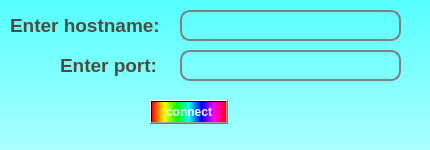
First picture: the form in src/resources/UI/enter.ui, repository abbeswrld/web, before the edit.
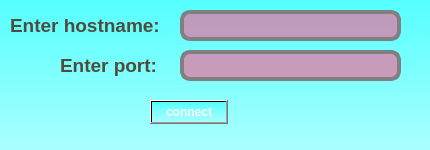
Second picture: the form after the edit.

Commit message: update enter uis

Diff of the .ui file:
```diff
--- a/src/resources/UI/enter.ui
+++ b/src/resources/UI/enter.ui
@@ -35,10 +35,10 @@
     <property name="styleSheet">
      <string notr="true">QLineEdit {
 	color: rgb(79, 76, 62);
-    border: 2px solid gray;
+    border: 4px solid gray;
     border-radius: 10px;
     padding: 0 8px;
-    background: rgba(255, 255, 255, 0);
+    background: rgba(255, 85, 139, 150);
     selection-background-color: darkgray;
 }</string>
     </property>
@@ -113,10 +113,10 @@
     <property name="styleSheet">
      <string notr="true">QLineEdit {
 	color: rgb(79, 76, 62);
-    border: 2px solid gray;
+    border: 4px solid gray;
     border-radius: 10px;
     padding: 0 8px;
-    background: rgba(255, 255, 255, 0);
+    background: rgba(255, 85, 139, 150);
     selection-background-color: darkgray;
 }</string>
     </property>
@@ -140,8 +140,14 @@
      </font>
     </property>
     <property name="styleSheet">
-     <string notr="true">background: qlineargradient(spread:pad, x1:0, y1:0, x2:1, y2:0, stop:0 rgba(255, 0, 0, 255), stop:0.166 rgba(255, 255, 0, 255), stop:0.333 rgba(0, 255, 0, 255), stop:0.5 rgba(0, 255, 255, 255), stop:0.666 rgba(0, 0, 255, 255), stop:0.833 rgba(255, 0, 255, 255), stop:1 rgba(255, 0, 0, 255));
-color: white</string>
+     <string notr="true">QPushButton {
+	background: qlineargradient(spread:pad, x1:0, y1:0, x2:1, y2:0, stop:0 rgba(255, 			0, 0, 255), stop:0.166 rgba(255, 255, 0, 255), stop:0.333 rgba(0, 255, 0, 255), 			stop:0.5 rgba(0, 255, 255, 255), stop:0.666 rgba(0, 0, 255, 255), stop:0.833 				rgba(255, 0, 255, 255), stop:1 rgba(255, 0, 0, 255));
+	color: white;
+}
+QPushButton:hover{
+	background: qlineargradient(spread:pad, x1:0, y1:0, x2:0, y2:1, stop:0 rgba(0, 0, 			0, 255), stop:0.33 rgba(0, 0, 0, 255), stop:0.34 rgba(255, 30, 30, 255), stop:				0.66 rgba(255, 0, 0, 255), stop:0.67 rgba(255, 255, 0, 255), stop:1 rgba(255, 			255, 0, 255));
+	color: black
+}	</string>
     </property>
     <property name="text">
      <string>connect</string>
```
